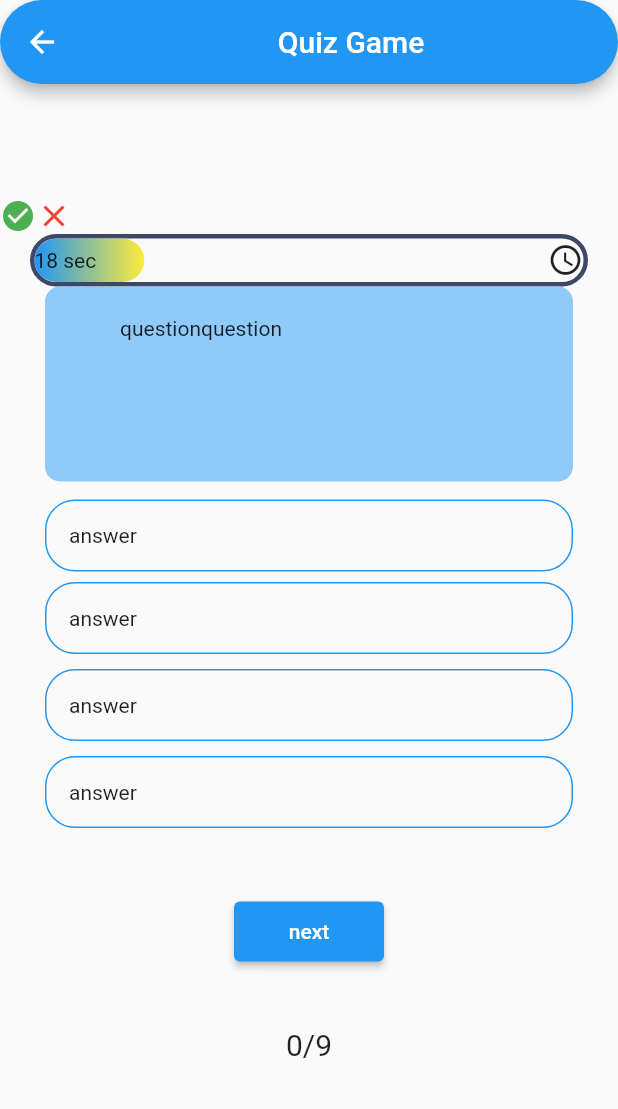
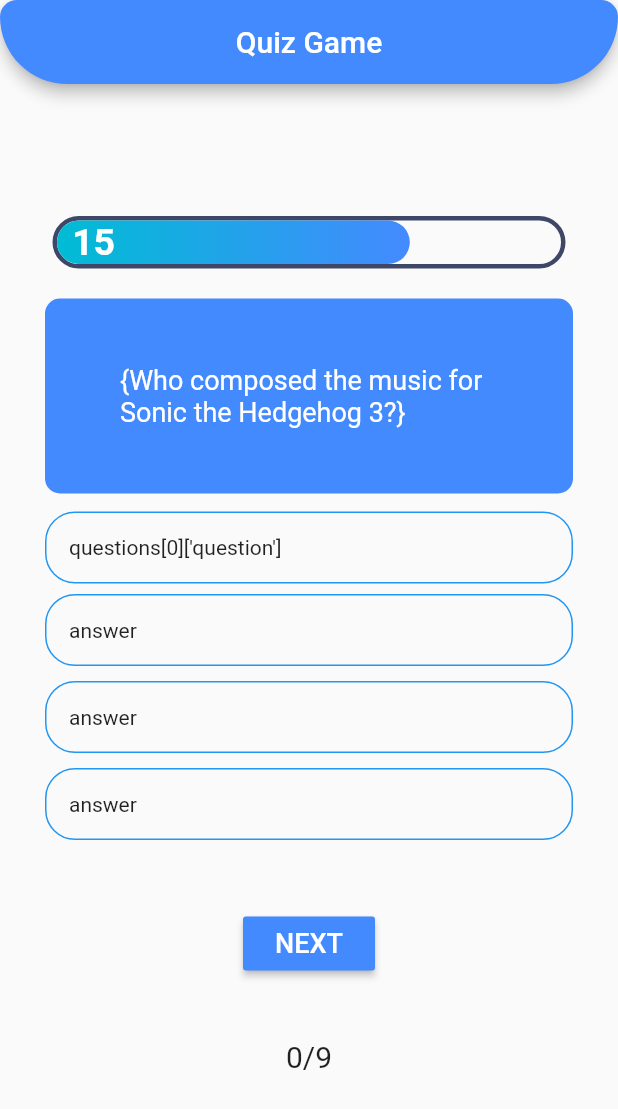
Before and after one commit to Nitish347/quiz_game, a Flutter app: the home screen opened directly, on a phone screen of 412 x 824 dp. Shown: the top 1109 px of the screen. Run offline on Flutter 3.47's test engine with Material 2 defaults, Android fonts, the phone set to English and light mode, and no system bars.

Commit message:
5th commit

```diff
--- a/lib/body.dart
+++ b/lib/body.dart
@@ -1,8 +1,7 @@
 import 'package:flutter/material.dart';
-import 'package:quiz_game/progressibar.dart';
+
 class Body extends StatelessWidget {
   // var kDefaultPadding;
-
 
   @override
   Widget build(BuildContext context) {
@@ -12,10 +11,44 @@ class Body extends StatelessWidget {
           children: [
             SafeArea(
               child: Padding(
-      padding:EdgeInsets.symmetric(horizontal: 20),
-              child:ProgressBar(),
-
-            ),),
+                padding: EdgeInsets.symmetric(horizontal: 35),
+                child: Container(
+                  width: double.infinity,
+                  height: 35,
+                  decoration: BoxDecoration(
+                      border: Border.all(color: Color(0xFF3F4768), width: 3),
+                      borderRadius: BorderRadius.circular(50)),
+                  child: Stack(
+                    children: [
+                      LayoutBuilder(
+                        builder: (context, constraints) => Container(
+                          width: constraints.maxWidth * 0.7,
+                          decoration: BoxDecoration(
+                              gradient: const LinearGradient(
+                                  colors: [Colors.cyan, Colors.blueAccent]),
+                              borderRadius: BorderRadius.circular(50)),
+                        ),
+                      ),
+                      Padding(
+                        padding: EdgeInsets.only(left: 10),
+                        child: Positioned.fill(
+                            child: Row(
+                          children: const [
+                            Text(
+                              "15",
+                              style: TextStyle(
+                                  fontSize: 25,
+                                  color: Colors.white,
+                                  fontWeight: FontWeight.bold),
+                            ),
+                          ],
+                        )),
+                      )
+                    ],
+                  ),
+                ),
+              ),
+            ),
           ],
         )
       ],
--- a/lib/home.dart
+++ b/lib/home.dart
@@ -1,6 +1,8 @@
 import 'package:flutter/material.dart';
 import 'package:quiz_game/body.dart';
 import 'package:quiz_game/progressibar.dart';
+
+import 'answer.dart';
 
 class home extends StatefulWidget {
   @override
@@ -11,15 +13,16 @@ class _homeState extends State<home> {
   List<Icon> _scoreTracker = [Icon(Icons.check_circle,color: Colors.green,), Icon(Icons.clear,color: Colors.red,)];
   int _questionindex = 0;
   int _totalscore = 0;
+  var ques = questions[2]['question'];
 
   @override
   Widget build(BuildContext context) {
     return Scaffold(
       appBar: AppBar(
-        backgroundColor: Colors.blue,
+        backgroundColor: Colors.blueAccent,
         shape: RoundedRectangleBorder(
             borderRadius: BorderRadius.vertical(
-                bottom: Radius.circular(40), top: Radius.circular(40))),
+                bottom: Radius.circular(80), top: Radius.circular(20))),
         title: Center(
           child: Text(
             "Quiz Game",
@@ -31,27 +34,31 @@ class _homeState extends State<home> {
         child: SingleChildScrollView(
           child: Column(
             children: [
-              Row(
-                children: [
-                  if (_scoreTracker.isEmpty)
-                    Container(
-                      height: 25,
-                    ),
-
-                  if (_scoreTracker.isNotEmpty) ..._scoreTracker
-                ],
-              ),
+              // Row(
+              //   children: [
+              //     if (_scoreTracker.isEmpty)
+              //       Container(
+              //         height: 5,
+              //       ),
+              //
+              //     if (_scoreTracker.isNotEmpty) ..._scoreTracker
+              //   ],
+              // ),
+              SizedBox(height: 20,),
               Body(),
+              SizedBox(height: 20,),
               Container(
                 width: double.infinity,
                 height: 130.0,
                 margin: EdgeInsets.only(bottom: 10.0, left: 30.0, right: 30.0),
                 padding: EdgeInsets.symmetric(horizontal: 50.0, vertical: 20.0),
                 decoration: BoxDecoration(
-                    color: Colors.blue[200],
+                    color: Colors.blueAccent,
                     borderRadius: BorderRadius.circular(10.0)),
-                child: Text('question''question'),
+                child: Center(child: Text('{$ques}',style: TextStyle(fontSize: 18,color: Colors.white),)),
               ),
+              // ...(questions[_questionindex]['answer'] as List<Map<String, Object>>).map((answer) => Answer(
+              //   answerText: answer['answerText'],))
               InkWell(
                 onTap: () {},
                 child: Container(
@@ -62,8 +69,9 @@ class _homeState extends State<home> {
                       color: null,
                       border: Border.all(color: Colors.blue),
                       borderRadius: BorderRadius.circular(20.0)),
-                  child: Text("answer"),
-                ),
+                  child: Text(
+                      "questions[0]['question']"
+                  ),),
               ),
               InkWell(
                 onTap: () {},
@@ -107,10 +115,11 @@ class _homeState extends State<home> {
               SizedBox(
                 height: 40,
               ),
-              ElevatedButton(
-                  style: ElevatedButton.styleFrom(minimumSize: Size(100, 40.0)),
-                  onPressed: () {},
-                  child: Text("next")),
+              MaterialButton(onPressed: (){
+                // Navigator.push(context, MaterialPageRoute(builder: (context){
+                //   return ;
+                // }));
+              },child: Text('NEXT',style: TextStyle(fontSize: 18,color: Colors.white),),color: Colors.blueAccent,),
               Container(
                 padding: EdgeInsets.all(40.0),
                 child: Text(
@@ -126,7 +135,7 @@ class _homeState extends State<home> {
   }
 }
 
-final _questions = const [
+final questions = const [
   {
     'question': 'How long is New Zealand’s Ninety Mile Beach?',
     'answers': [
--- a/lib/name_pagw.dart
+++ b/lib/name_pagw.dart
@@ -95,7 +95,7 @@ class NamePage extends StatelessWidget {
               ),
 
               child: MaterialButton(onPressed: (){
-                Navigator.push(context, MaterialPageRoute(builder: (context){
+                Navigator.pushReplacement(context, MaterialPageRoute(builder: (context){
                   return home();
                 }));
               },child: Text('Lets Start Quiz',style: TextStyle(fontSize: 15,color: Colors.white),)),
--- a/lib/progressibar.dart
+++ b/lib/progressibar.dart
@@ -1,37 +1,37 @@
-import 'package:flutter/material.dart';
-
-class ProgressBar extends StatefulWidget {
-  @override
-  _State createState() => _State();
-}
-
-class _State extends State<ProgressBar> {
-  @override
-  Widget build(BuildContext context) {
-    return Container(
-      width: double.infinity,
-      height: 35,
-      decoration: BoxDecoration(
-          border: Border.all(color: Color(0xFF3F4768), width: 3),
-          borderRadius: BorderRadius.circular(50)),
-      child: Stack(
-        children: [
-          LayoutBuilder(
-            builder: (context, constraints) => Container(
-              width: constraints.maxWidth * 0.2,
-              decoration: BoxDecoration(
-                  gradient:
-                      LinearGradient(colors: [Colors.blue, Colors.yellow]),
-                  borderRadius: BorderRadius.circular(50)),
-            ),
-          ),
-          Positioned.fill(
-              child: Row(
-            mainAxisAlignment: MainAxisAlignment.spaceBetween,
-            children: [Text("18 sec"), Icon(Icons.watch_later_outlined)],
-          ))
-        ],
-      ),
-    );
-  }
-}
+// import 'package:flutter/material.dart';
+//
+// class ProgressBar extends StatefulWidget {
+//   @override
+//   _State createState() => _State();
+// }
+//
+// class _State extends State<ProgressBar> {
+//   @override
+//   Widget build(BuildContext context) {
+//     return Container(
+//       width: double.infinity,
+//       height: 35,
+//       decoration: BoxDecoration(
+//           border: Border.all(color: Color(0xFF3F4768), width: 3),
+//           borderRadius: BorderRadius.circular(50)),
+//       child: Stack(
+//         children: [
+//           LayoutBuilder(
+//             builder: (context, constraints) => Container(
+//               width: constraints.maxWidth * 0.6,
+//               decoration: BoxDecoration(
+//                   gradient:
+//                       LinearGradient(colors: [Colors.cyan, Colors.tealAccent]),
+//                   borderRadius: BorderRadius.circular(50)),
+//             ),
+//           ),
+//           Positioned.fill(
+//               child: Row(
+//             mainAxisAlignment: MainAxisAlignment.spaceBetween,
+//             children: [Text("18 sec"), Icon(Icons.watch_later_outlined)],
+//           ))
+//         ],
+//       ),
+//     );
+//   }
+// }
```
Also changed, not shown: lib/answer.dart (added, +31 -0 lines).
